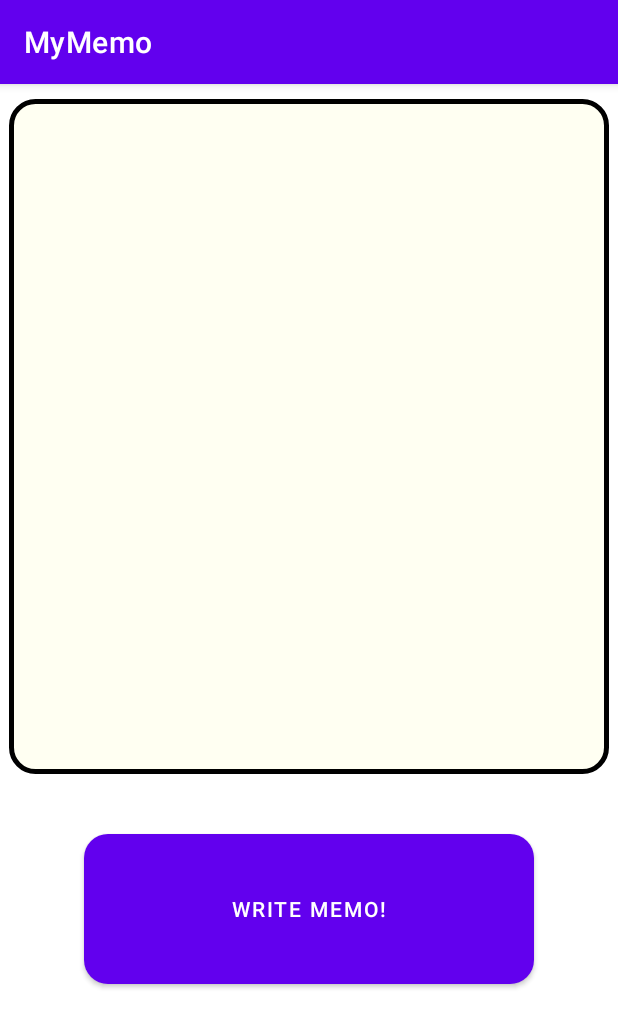
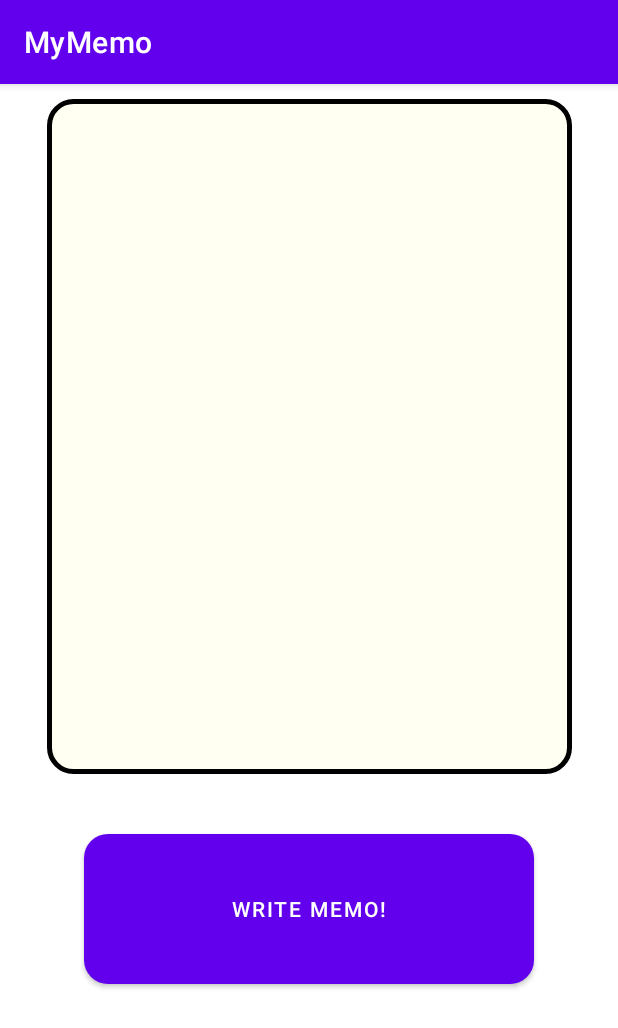
Before and after one commit to Rami-Coder-J/PRJ-RAMI-01, an Android app: the screen it shows after launch (MainActivity), on a phone screen of 412 x 824 dp. Shown: the top 1028 px of the screen. Run offline under Robolectric (Android 15) with nearby library versions, the phone set to English and light mode, and no system bars; our stand-ins replace data binding.

```diff
--- a/app/src/main/java/com/saja/mymemo/MainActivity.java
+++ b/app/src/main/java/com/saja/mymemo/MainActivity.java
@@ -7,21 +7,21 @@ import androidx.lifecycle.ViewModelProvider;
 import android.os.Bundle;
 import android.util.Log;
 
-import com.saja.mymemo.data.MemoDataBinding;
+import com.saja.mymemo.data.MemoViewNodel;
 import com.saja.mymemo.databinding.ActivityMainBinding;
 
 public class MainActivity extends AppCompatActivity {
 
     private static final String TAG = "Memo_Main";
     private ActivityMainBinding binding;
-    private MemoDataBinding viewModel;
+    private MemoViewNodel viewModel;
 
     @Override
     protected void onCreate(Bundle savedInstanceState) {
         super.onCreate(savedInstanceState);
         Log.d(TAG, "onCreate!");
         binding = DataBindingUtil.setContentView(this, R.layout.activity_main);
-        viewModel = new ViewModelProvider(this).get(MemoDataBinding.class);
+        viewModel = new ViewModelProvider(this).get(MemoViewNodel.class);
 
         binding.setLifecycleOwner(this);
         binding.setViewModel(viewModel);
--- a/app/src/main/java/com/saja/mymemo/data/MemoDataBinding.java
+++ /dev/null
@@ -1,8 +0,0 @@
-package com.saja.mymemo.data;
-
-import androidx.lifecycle.MutableLiveData;
-import androidx.lifecycle.ViewModel;
-
-public class MemoDataBinding extends ViewModel {
-    public MutableLiveData<String> inputText = new MutableLiveData<>();
-}
--- a/app/src/main/res/layout/activity_main.xml
+++ b/app/src/main/res/layout/activity_main.xml
@@ -6,7 +6,7 @@
     <data>
         <variable
             name="viewModel"
-            type="com.saja.mymemo.data.MemoDataBinding" />
+            type="com.saja.mymemo.data.MemoViewNodel" />
     </data>
 
     <androidx.constraintlayout.widget.ConstraintLayout
@@ -23,16 +23,18 @@
             android:layout_marginTop="500dp"
             app:layout_constraintTop_toTopOf="parent"
             app:layout_constraintStart_toStartOf="parent"
-            app:layout_constraintEnd_toEndOf="parent">
+            app:layout_constraintEnd_toEndOf="parent"
+            android:onClick="@{() -> viewModel.onClickButton()}">
         </Button>
 
         <EditText
             android:id="@+id/memo_area"
-            android:layout_width="400dp"
+            android:layout_width="350dp"
             android:layout_height="450dp"
             android:gravity="left|top"
             android:inputType="textMultiLine"
             android:padding="20dp"
+            android:text="@={viewModel.inputText}"
             android:background="@drawable/text_area"
             android:layout_marginTop="10dp"
             app:layout_constraintEnd_toEndOf="parent"
```
Also changed, not shown: app/src/main/java/com/saja/mymemo/data/MemoViewNodel.java (added, +40 -0 lines).
